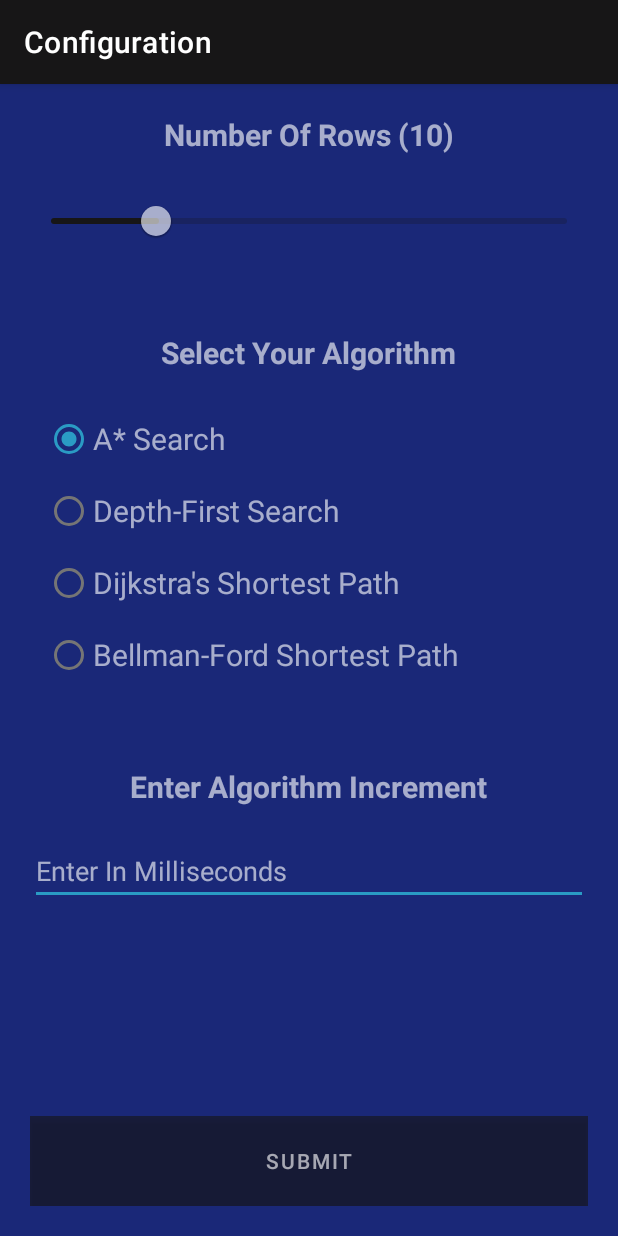
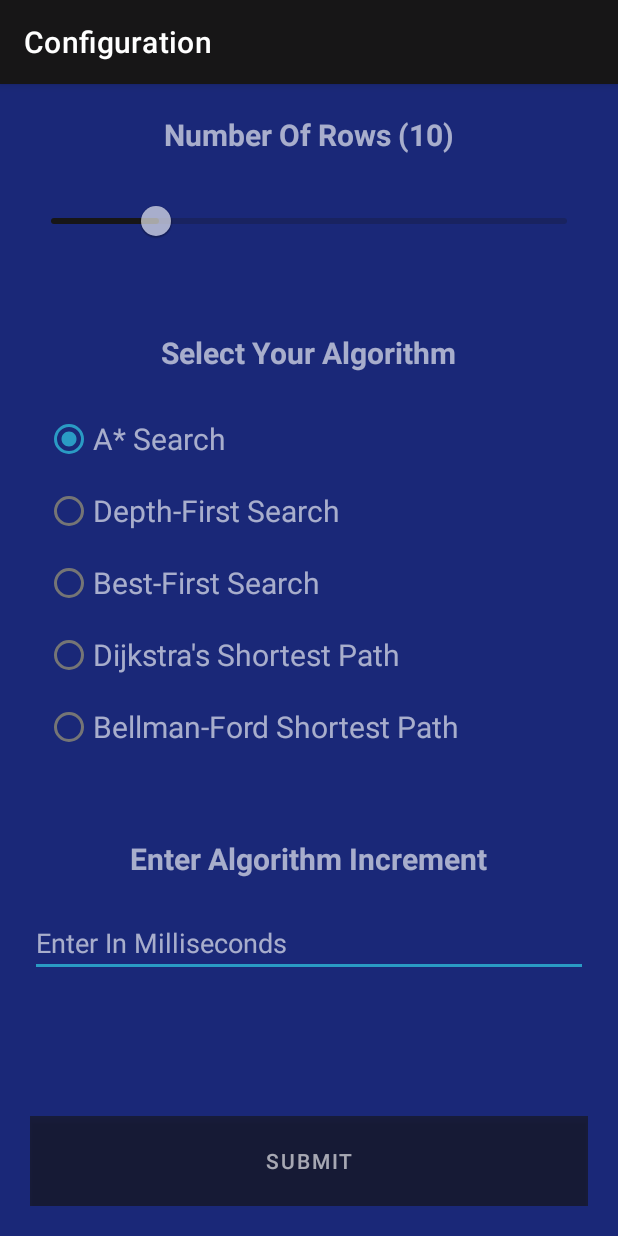
Before and after one commit to ahmedferkous/PathfindingApp, an Android app: the screen it shows after launch (ConfigActivity), on a phone screen of 412 x 824 dp. Run offline under Robolectric (Android 15) with nearby library versions, the phone set to English and light mode, and no system bars.

Commit message:
Added best first search + fixed up problems

```diff
--- a/app/src/main/java/com/example/pathfindingapp/ConfigActivity.java
+++ b/app/src/main/java/com/example/pathfindingapp/ConfigActivity.java
@@ -31,6 +31,7 @@ public class ConfigActivity extends AppCompatActivity implements GridAutofitLayo
     public static final String DIJKSTRA = "DIJKSTRA";
     public static final String BELLMAN_FORD = "BELLMAN_FORD";
     public static final String DFS = "DEPTH_FIRST_SEARCH";
+    public static final String BFS = "BEST_FIRST_SEARCH";
 
     @Override
     public void onSpanCountResult(int spanCount) {
@@ -92,6 +93,9 @@ public class ConfigActivity extends AppCompatActivity implements GridAutofitLayo
                     case R.id.radio_dfs:
                         type = DFS;
                         break;
+                    case R.id.radio_bfs:
+                        type = BFS;
+                        break;
                     default:
                         break;
                 }
--- a/app/src/main/java/com/example/pathfindingapp/Graph/Node.java
+++ b/app/src/main/java/com/example/pathfindingapp/Graph/Node.java
@@ -25,6 +25,7 @@ public class Node implements Comparable<Node>{
     private boolean endNode = false;
     private boolean obstruction = false;
 
+    public boolean visited = false;
     public Node parent;
     public int f = Integer.MAX_VALUE;
     public int g = Integer.MAX_VALUE;
--- a/app/src/main/java/com/example/pathfindingapp/NodeAdapter.java
+++ b/app/src/main/java/com/example/pathfindingapp/NodeAdapter.java
@@ -204,6 +204,7 @@ public class NodeAdapter extends RecyclerView.Adapter<NodeAdapter.ViewHolder> {
                         holder.astarParent.setVisibility(View.GONE);
                     }
                     break;
+                case ConfigActivity.BFS:
                 case ConfigActivity.BELLMAN_FORD:
                 case ConfigActivity.DIJKSTRA:
                     if (!boundNode.isObstruction() && !boundNode.isStartNode() && !boundNode.isEndNode() && !(boundNode.cost == Integer.MAX_VALUE)) {
--- a/app/src/main/res/layout/activity_config.xml
+++ b/app/src/main/res/layout/activity_config.xml
@@ -89,6 +89,14 @@
                 android:textColor="@color/white"
                 android:textSize="20sp" />
 
+            <RadioButton
+                android:id="@+id/radio_bfs"
+                android:layout_width="fill_parent"
+                android:layout_height="wrap_content"
+                android:text="Best-First Search"
+                android:textColor="@color/white"
+                android:textSize="20sp" />
+
 
             <RadioButton
                 android:id="@+id/radio_dijk"
```
Also changed, not shown: app/src/main/java/com/example/pathfindingapp/PathfindingActivity.java (+51 -7 lines).
